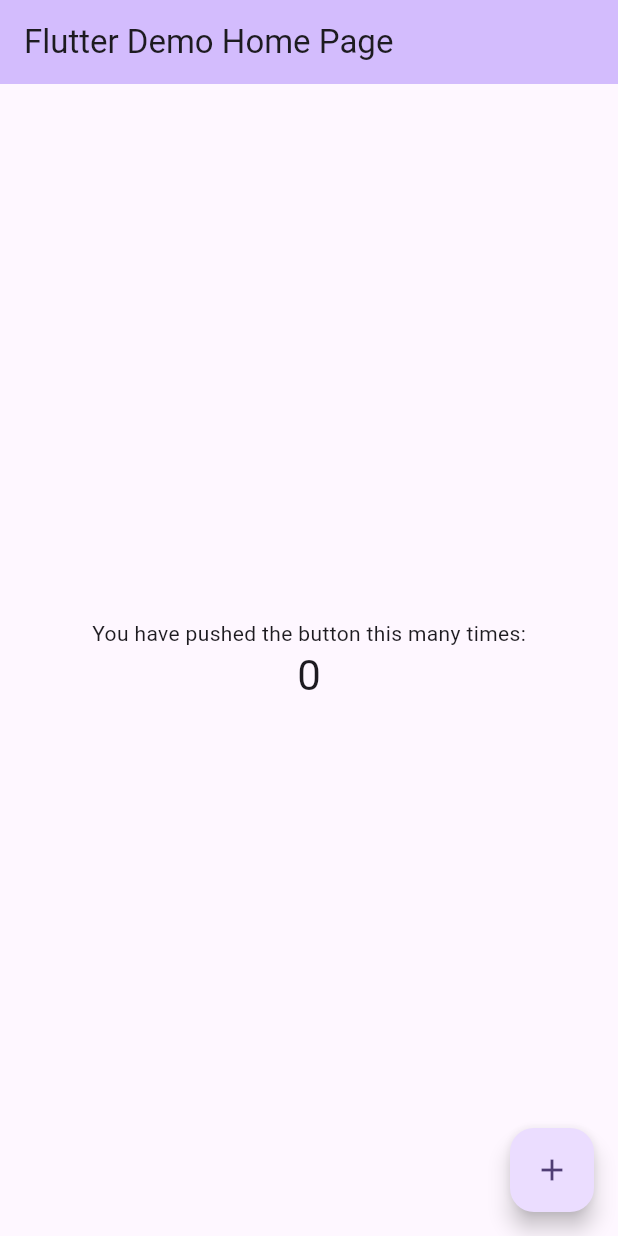
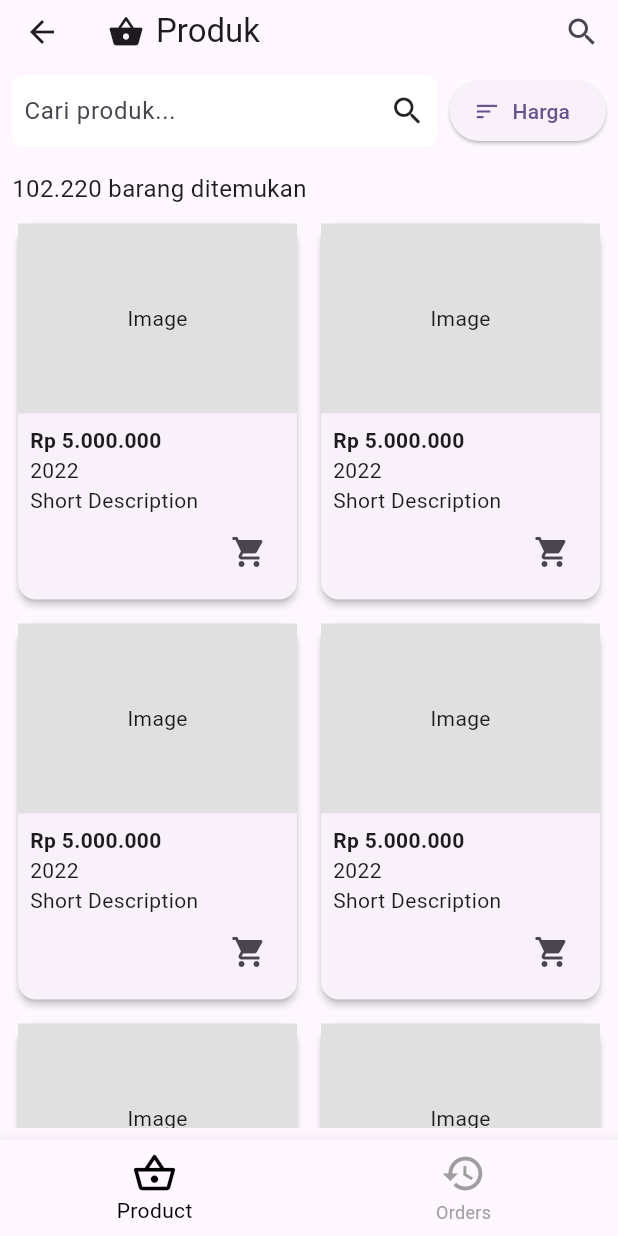
Before and after one commit to dionisiusnp/flutter-bootcamp, a Flutter app: the screen it shows after launch, on a phone screen of 412 x 824 dp. Run offline on Flutter 3.47's test engine with Material 3 defaults, Android fonts, the phone set to English and light mode, and no system bars.

Commit message:
product screen

```diff
--- /dev/null
+++ b/lib/buyer/buyer_screen.dart
@@ -0,0 +1,53 @@
+import 'package:flutter/material.dart';
+import 'package:marketplace_apps/buyer/orders_screen.dart';
+import 'package:marketplace_apps/buyer/product_screen.dart';
+import 'package:marketplace_apps/buyer/wishlist_screen.dart';
+
+class BuyerScreen extends StatefulWidget {
+  @override
+  _BuyerScreenState createState() => _BuyerScreenState();
+}
+
+class _BuyerScreenState extends State<BuyerScreen> {
+  int _currentIndex = 0;
+
+  // List tampilan yang dapat dipilih di bottom navigation
+  final List<Widget> _screens = [
+    ProductScreen(),
+    OrdersScreen(), // Biodata Usaha
+  ];
+
+  void _onTap(int index) {
+    setState(() {
+      _currentIndex = index;
+    });
+  }
+  @override
+  Widget build(BuildContext context) {
+    return Scaffold(
+      body: _screens[_currentIndex],
+      bottomNavigationBar: BottomNavigationBar(
+        currentIndex: _currentIndex,
+        onTap: (index) {
+          setState(() {
+            _currentIndex = index;
+          });
+        },
+        type: BottomNavigationBarType.fixed,
+        selectedItemColor: Colors.black, // Color for selected item
+        unselectedItemColor: Colors.grey, // Color for unselected items
+        iconSize: 30, // Size of icons
+        items: const [
+          BottomNavigationBarItem(
+            icon: Icon(Icons.shopping_basket_outlined),
+            label: 'Product',
+          ),
+          BottomNavigationBarItem(
+            icon: Icon(Icons.history_outlined),
+            label: 'Orders',
+          ),
+        ],
+      ),
+    );
+  }
+}
--- /dev/null
+++ b/lib/buyer/product_screen.dart
@@ -0,0 +1,137 @@
+import 'package:flutter/material.dart';
+
+class ProductScreen extends StatefulWidget {
+  @override
+  _ProductScreenState createState() => _ProductScreenState();
+}
+
+class _ProductScreenState extends State<ProductScreen> {
+  @override
+  Widget build(BuildContext context) {
+    return Scaffold(
+      appBar: AppBar(
+        leading: IconButton(
+          icon: Icon(Icons.arrow_back),
+          onPressed: () {
+            Navigator.pop(context);
+          },
+        ),
+        title: Row(
+          children: [
+            Icon(Icons.shopping_basket),
+            SizedBox(width: 8),
+            Text('Produk'),
+          ],
+        ),
+        actions: [
+          IconButton(
+            icon: Icon(Icons.search),
+            onPressed: () {
+              // Search functionality
+            },
+          ),
+        ],
+        bottom: PreferredSize(
+          preferredSize: Size.fromHeight(50),
+          child: Padding(
+            padding: const EdgeInsets.all(8.0),
+            child: Row(
+              children: [
+                Expanded(
+                  child: Container(
+                    padding: EdgeInsets.symmetric(horizontal: 8),
+                    decoration: BoxDecoration(
+                      color: Colors.white,
+                      borderRadius: BorderRadius.circular(8),
+                    ),
+                    child: Row(
+                      children: [
+                        Expanded(
+                          child: TextField(
+                            decoration: InputDecoration(
+                              hintText: 'Cari produk...',
+                              border: InputBorder.none,
+                            ),
+                          ),
+                        ),
+                        Icon(Icons.search),
+                      ],
+                    ),
+                  ),
+                ),
+                SizedBox(width: 8),
+                ElevatedButton.icon(
+                  icon: Icon(Icons.sort),
+                  label: Text('Harga'),
+                  onPressed: () {
+                    // Sorting functionality
+                  },
+                ),
+              ],
+            ),
+          ),
+        ),
+      ),
+      body: Padding(
+        padding: const EdgeInsets.all(8.0),
+        child: Column(
+          crossAxisAlignment: CrossAxisAlignment.start,
+          children: [
+            Text('102.220 barang ditemukan', style: TextStyle(fontSize: 16)),
+            SizedBox(height: 8),
+            Expanded(
+              child: GridView.builder(
+                gridDelegate: SliverGridDelegateWithFixedCrossAxisCount(
+                  crossAxisCount: 2,
+                  childAspectRatio: 3 / 4,
+                  crossAxisSpacing: 8,
+                  mainAxisSpacing: 8,
+                ),
+                itemCount: 6, // Replace with the length of your product list
+                itemBuilder: (context, index) {
+                  return Card(
+                    elevation: 2,
+                    child: Column(
+                      crossAxisAlignment: CrossAxisAlignment.start,
+                      children: [
+                        Expanded(
+                          child: Container(
+                            color: Colors.grey[300], // Placeholder for image
+                            child: Center(child: Text('Image')),
+                          ),
+                        ),
+                        Padding(
+                          padding: const EdgeInsets.all(8.0),
+                          child: Column(
+                            crossAxisAlignment: CrossAxisAlignment.start,
+                            children: [
+                              Text(
+                                'Rp 5.000.000',
+                                style: TextStyle(fontWeight: FontWeight.bold),
+                              ),
+                              Text('2022'),
+                              Text('Short Description'),
+                              Align(
+                                alignment: Alignment.centerRight,
+                                child: IconButton(
+                                  icon: Icon(Icons.shopping_cart),
+                                  onPressed: () {
+                                    // Add to cart functionality
+                                  },
+                                ),
+                              ),
+                            ],
+                          ),
+                        ),
+                      ],
+                    ),
+                  );
+                },
+              ),
+            ),
+          ],
+        ),
+      ),
+    );
+  }
+}
--- a/lib/main.dart
+++ b/lib/main.dart
@@ -1,4 +1,6 @@
 import 'package:flutter/material.dart';
+import 'package:marketplace_apps/buyer/buyer_screen.dart';
+import 'package:marketplace_apps/buyer/product_screen.dart';
 
 void main() {
   runApp(const MyApp());
@@ -31,7 +33,7 @@
         colorScheme: ColorScheme.fromSeed(seedColor: Colors.deepPurple),
         useMaterial3: true,
       ),
-      home: const MyHomePage(title: 'Flutter Demo Home Page'),
+      home: BuyerScreen(),
     );
   }
 }
@@ -116,9 +118,17 @@
         ),
       ),
       floatingActionButton: FloatingActionButton(
-        onPressed: _incrementCounter,
-        tooltip: 'Increment',
-        child: const Icon(Icons.add),
+        // onPressed on other ProductScreen
+        onPressed: () {
+          Navigator.push(
+            context,
+            MaterialPageRoute(
+              builder: (context) => ProductScreen(),
+            ),
+          );
+        },
+        tooltip: 'Product',
+        child: const Icon(Icons.abc),
       ), // This trailing comma makes auto-formatting nicer for build methods.
     );
   }
```
Also changed, not shown: lib/buyer/orders_screen.dart (added, +12 -0 lines), lib/buyer/wishlist_screen.dart (added, +118 -0 lines), lib/buyer/product.dart (deleted).
